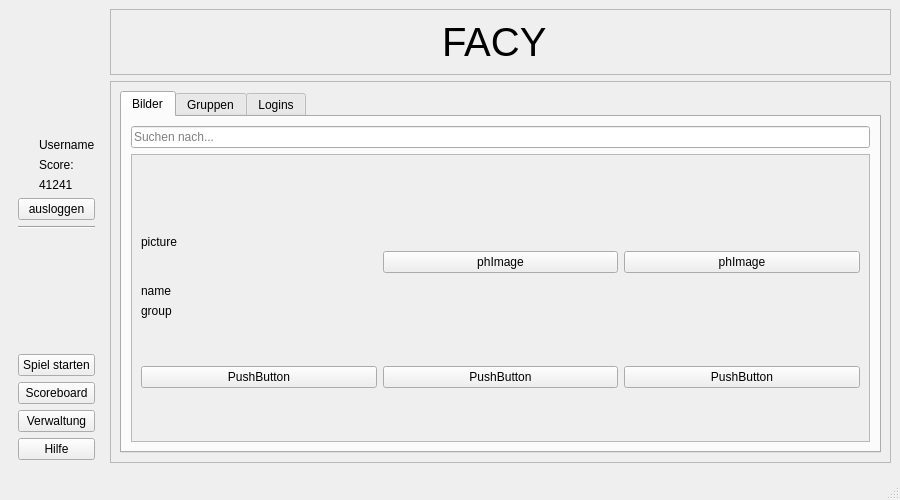
Qt form Facy-Client/frmmain.ui (Rompack853/Facy-Client) before a commit.
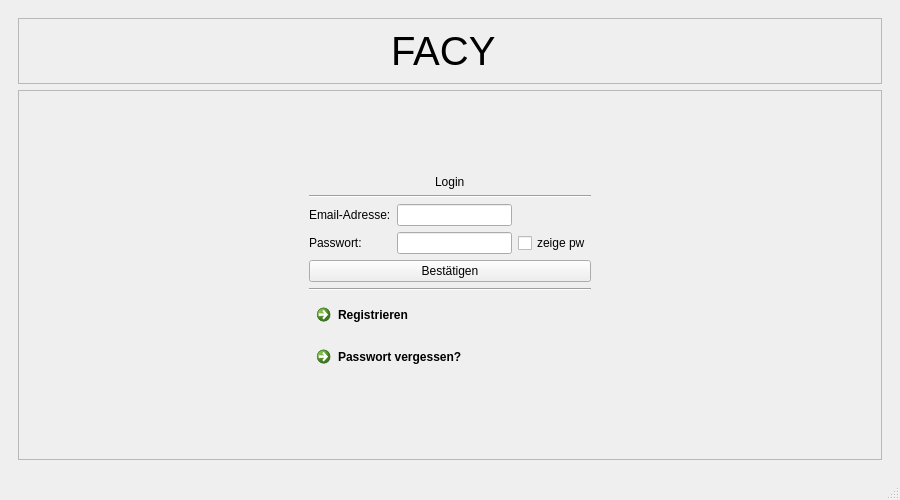
The same form after that commit. The open tabs and pages were chosen to show the change. Icons and pictures are not drawn.

Commit message:
Loginbereich in FrmMain integriert
- Klassen entfernen
- in FrmMain StackWidget erstellt für Login und Main

Patch:
```diff
--- a/Facy-Client/frmmain.ui
+++ b/Facy-Client/frmmain.ui
@@ -124,8 +124,15 @@
   </property>
   <widget class="QWidget" name="centralwidget">
    <layout class="QGridLayout" name="gridLayout_3">
-    <item row="0" column="1">
-     <widget class="QFrame" name="topbar">
+    <item row="0" column="0" rowspan="2">
+     <widget class="QStackedWidget" name="facyWindow">
+      <property name="currentIndex">
+       <number>1</number>
+      </property>
+      <widget class="QWidget" name="login">
+       <layout class="QGridLayout" name="gridLayout_13">
+        <item row="0" column="0">
+         <widget class="QFrame" name="loginTopbar">
       <property name="styleSheet">
        <string notr="true"/>
       </property>
@@ -135,9 +142,9 @@
       <property name="frameShadow">
        <enum>QFrame::Raised</enum>
       </property>
-      <layout class="QHBoxLayout" name="horizontalLayout">
+          <layout class="QHBoxLayout" name="horizontalLayout_4">
        <item>
-        <spacer name="hSpacerTopbar1">
+            <spacer name="loginHSpacerTopbar1">
          <property name="orientation">
           <enum>Qt::Horizontal</enum>
          </property>
@@ -150,7 +157,7 @@
         </spacer>
        </item>
        <item>
-        <widget class="QLabel" name="lblName">
+            <widget class="QLabel" name="loginLblName">
          <property name="font">
           <font>
            <pointsize>30</pointsize>
@@ -162,7 +169,7 @@
         </widget>
        </item>
        <item>
-        <spacer name="hSpacerTopbar2">
+            <spacer name="loginHSpacerTopbar2">
          <property name="orientation">
           <enum>Qt::Horizontal</enum>
          </property>
@@ -196,7 +203,164 @@
       </layout>
      </widget>
     </item>
-    <item row="0" column="0" rowspan="3">
+        <item row="1" column="0">
+         <widget class="QFrame" name="loginWindow">
+          <property name="frameShape">
+           <enum>QFrame::StyledPanel</enum>
+          </property>
+          <property name="frameShadow">
+           <enum>QFrame::Raised</enum>
+          </property>
+          <layout class="QGridLayout" name="gridLayout_11">
+           <item row="0" column="1">
+            <spacer name="loginVSpacerMain1">
+             <property name="orientation">
+              <enum>Qt::Vertical</enum>
+             </property>
+             <property name="sizeHint" stdset="0">
+              <size>
+               <width>20</width>
+               <height>40</height>
+              </size>
+             </property>
+            </spacer>
+           </item>
+           <item row="2" column="2">
+            <spacer name="loginHSpacerMain2">
+             <property name="orientation">
+              <enum>Qt::Horizontal</enum>
+             </property>
+             <property name="sizeHint" stdset="0">
+              <size>
+               <width>40</width>
+               <height>20</height>
+              </size>
+             </property>
+            </spacer>
+           </item>
+           <item row="3" column="1">
+            <spacer name="loginVSpacerMain2">
+             <property name="orientation">
+              <enum>Qt::Vertical</enum>
+             </property>
+             <property name="sizeHint" stdset="0">
+              <size>
+               <width>20</width>
+               <height>40</height>
+              </size>
+             </property>
+            </spacer>
+           </item>
+           <item row="2" column="0">
+            <spacer name="loginHSpacerMain1">
+             <property name="orientation">
+              <enum>Qt::Horizontal</enum>
+             </property>
+             <property name="sizeHint" stdset="0">
+              <size>
+               <width>40</width>
+               <height>20</height>
+              </size>
+             </property>
+            </spacer>
+           </item>
+           <item row="2" column="1">
+            <layout class="QGridLayout" name="gridLayout_12">
+             <item row="6" column="0" colspan="3">
+              <widget class="QCommandLinkButton" name="loginClbSignUp">
+               <property name="maximumSize">
+                <size>
+                 <width>16777215</width>
+                 <height>50</height>
+                </size>
+               </property>
+               <property name="text">
+                <string>Registrieren</string>
+               </property>
+              </widget>
+             </item>
+             <item row="2" column="0">
+              <widget class="QLabel" name="label_11">
+               <property name="text">
+                <string>Email-Adresse:</string>
+               </property>
+              </widget>
+             </item>
+             <item row="3" column="0">
+              <widget class="QLabel" name="label_12">
+               <property name="text">
+                <string>Passwort:</string>
+               </property>
+              </widget>
+             </item>
+             <item row="3" column="2">
+              <widget class="QCheckBox" name="loginClbShowPw">
+               <property name="text">
+                <string>zeige pw</string>
+               </property>
+              </widget>
+             </item>
+             <item row="2" column="1">
+              <widget class="QLineEdit" name="loginLeEmail"/>
+             </item>
+             <item row="7" column="0" colspan="3">
+              <widget class="QCommandLinkButton" name="loginClbForgotPw">
+               <property name="maximumSize">
+                <size>
+                 <width>16777215</width>
+                 <height>50</height>
+                </size>
+               </property>
+               <property name="text">
+                <string>Passwort vergessen?</string>
+               </property>
+              </widget>
+             </item>
+             <item row="3" column="1">
+              <widget class="QLineEdit" name="loginLePassword">
+               <property name="echoMode">
+                <enum>QLineEdit::Password</enum>
+               </property>
+              </widget>
+             </item>
+             <item row="5" column="0" colspan="3">
+              <widget class="Line" name="line_6">
+               <property name="orientation">
+                <enum>Qt::Horizontal</enum>
+               </property>
+              </widget>
+             </item>
+             <item row="0" column="0" colspan="3" alignment="Qt::AlignHCenter">
+              <widget class="QLabel" name="label_13">
+               <property name="text">
+                <string>Login</string>
+               </property>
+              </widget>
+             </item>
+             <item row="1" column="0" colspan="3">
+              <widget class="Line" name="line_7">
+               <property name="orientation">
+                <enum>Qt::Horizontal</enum>
+               </property>
+              </widget>
+             </item>
+             <item row="4" column="0" colspan="3">
+              <widget class="QPushButton" name="loginBtnLogin">
+               <property name="text">
+                <string>Bestätigen</string>
+               </property>
+              </widget>
+             </item>
+            </layout>
+           </item>
+          </layout>
+         </widget>
+        </item>
+       </layout>
+      </widget>
+      <widget class="QWidget" name="main">
+       <layout class="QGridLayout" name="gridLayout_10">
+        <item row="0" column="0" rowspan="2">
      <widget class="QFrame" name="sidebar">
       <property name="maximumSize">
        <size>
@@ -338,6 +502,78 @@
       </layout>
      </widget>
     </item>
+        <item row="0" column="1">
+         <widget class="QFrame" name="topbar">
+          <property name="styleSheet">
+           <string notr="true"/>
+          </property>
+          <property name="frameShape">
+           <enum>QFrame::StyledPanel</enum>
+          </property>
+          <property name="frameShadow">
+           <enum>QFrame::Raised</enum>
+          </property>
+          <layout class="QHBoxLayout" name="horizontalLayout">
+           <item>
+            <spacer name="hSpacerTopbar1">
+             <property name="orientation">
+              <enum>Qt::Horizontal</enum>
+             </property>
+             <property name="sizeHint" stdset="0">
+              <size>
+               <width>40</width>
+               <height>20</height>
+              </size>
+             </property>
+            </spacer>
+           </item>
+           <item>
+            <widget class="QLabel" name="lblName">
+             <property name="font">
+              <font>
+               <pointsize>30</pointsize>
+              </font>
+             </property>
+             <property name="text">
+              <string>FACY</string>
+             </property>
+            </widget>
+           </item>
+           <item>
+            <spacer name="hSpacerTopbar2">
+             <property name="orientation">
+              <enum>Qt::Horizontal</enum>
+             </property>
+             <property name="sizeHint" stdset="0">
+              <size>
+               <width>40</width>
+               <height>20</height>
+              </size>
+             </property>
+            </spacer>
+           </item>
+           <item>
+            <widget class="QLabel" name="imgLogo">
+             <property name="maximumSize">
+              <size>
+               <width>72</width>
+               <height>72</height>
+              </size>
+             </property>
+             <property name="text">
+              <string/>
+             </property>
+             <property name="pixmap">
+              <pixmap resource="src.qrc">:/Facy-Client/images/phLogo.png</pixmap>
+             </property>
+             <property name="scaledContents">
+              <bool>true</bool>
+             </property>
+            </widget>
+           </item>
+          </layout>
+         </widget>
+        </item>
     <item row="1" column="1">
      <widget class="QStackedWidget" name="mainWindow">
       <property name="frameShape">
@@ -627,8 +863,8 @@
                 <rect>
                  <x>0</x>
                  <y>0</y>
-                 <width>630</width>
-                 <height>227</height>
+                     <width>612</width>
+                     <height>210</height>
                 </rect>
                </property>
                <layout class="QVBoxLayout" name="verticalLayout_2">
@@ -1316,6 +1552,10 @@
            </spacer>
           </item>
          </layout>
+            </item>
+           </layout>
+          </widget>
+         </widget>
         </item>
        </layout>
       </widget>
```
Left out of the diff: 61 changed lines with no effect on the pictures. Lines whose indentation alone changed are shown as unchanged. The commit also changes 10 other files.
